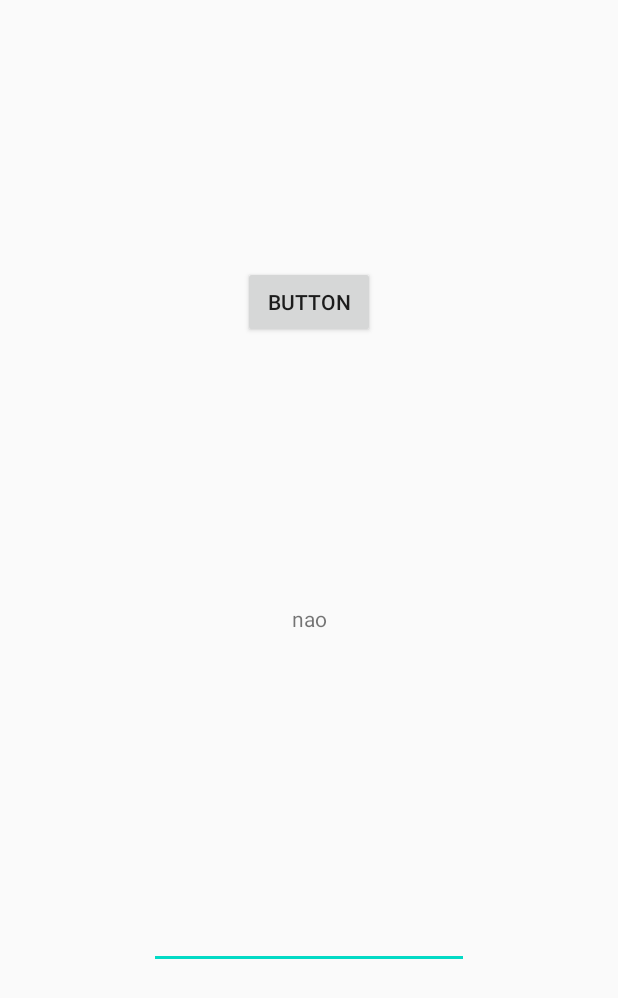
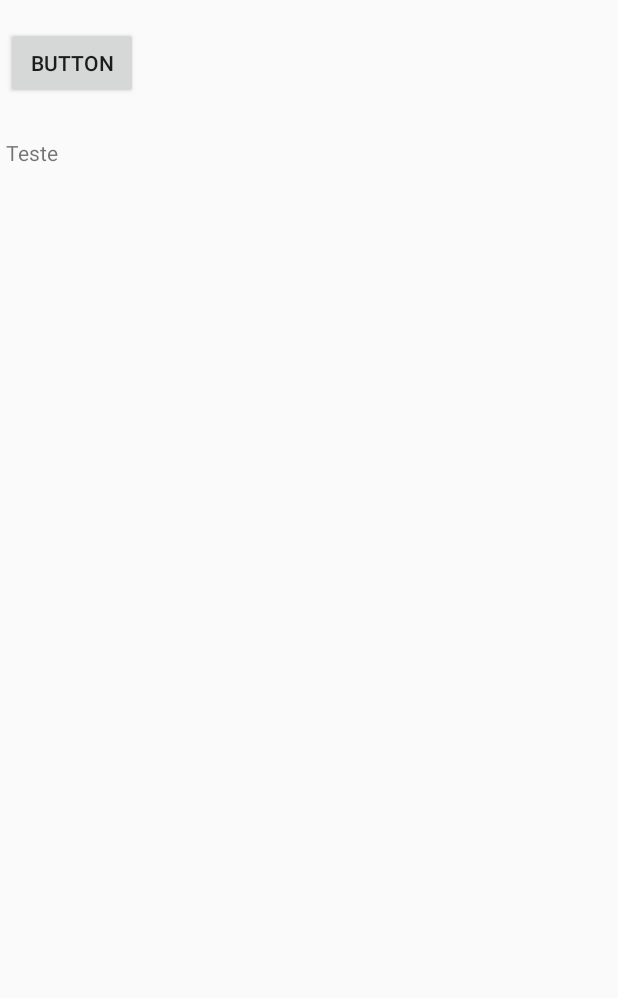
Before and after one commit to pipamata/Spread-the-TaC-News, an Android app: the layout activity_main.xml on its own in the app's theme, with its tools: preview values and no code run, on a phone screen of 412 x 824 dp. Shown: the top 998 px of the screen. Run offline under Robolectric (Android 15) with nearby library versions, the phone set to English and light mode, and no system bars.

```diff
--- a/app/src/main/res/layout/activity_main.xml
+++ b/app/src/main/res/layout/activity_main.xml
@@ -8,34 +8,26 @@
 
     <TextView
         android:id="@+id/textView"
-        android:layout_width="wrap_content"
-        android:layout_height="wrap_content"
-        android:text="nao"
+        android:layout_width="342dp"
+        android:layout_height="424dp"
+        android:text="Teste"
         app:layout_constraintBottom_toBottomOf="parent"
+        app:layout_constraintHorizontal_bias="0.057"
         app:layout_constraintLeft_toLeftOf="parent"
         app:layout_constraintRight_toRightOf="parent"
-        app:layout_constraintTop_toTopOf="parent" />
-
-    <EditText
-        android:id="@+id/editText"
-        android:layout_width="wrap_content"
-        android:layout_height="wrap_content"
-        android:ems="10"
-        android:inputType="textPersonName"
-        android:text=""
-        app:layout_constraintBottom_toBottomOf="parent"
-        app:layout_constraintEnd_toEndOf="parent"
-        app:layout_constraintStart_toStartOf="parent"
-        app:layout_constraintTop_toBottomOf="@+id/textView" />
+        app:layout_constraintTop_toBottomOf="@+id/button"
+        app:layout_constraintVertical_bias="0.078" />
 
     <Button
         android:id="@+id/button"
         android:layout_width="wrap_content"
         android:layout_height="wrap_content"
         android:text="Button"
-        app:layout_constraintBottom_toTopOf="@+id/textView"
+        app:layout_constraintBottom_toBottomOf="parent"
         app:layout_constraintEnd_toEndOf="parent"
+        app:layout_constraintHorizontal_bias="0.012"
         app:layout_constraintStart_toStartOf="parent"
-        app:layout_constraintTop_toTopOf="parent" />
+        app:layout_constraintTop_toTopOf="parent"
+        app:layout_constraintVertical_bias="0.023" />
 
 </androidx.constraintlayout.widget.ConstraintLayout>
```
Also changed, not shown: app/src/main/AndroidManifest.xml (+9 -3 lines), app/src/main/java/pt/ubi/di/pmd/spread_the_tac_news/FetchData.java (added, +69 -0 lines), app/src/main/java/pt/ubi/di/pmd/spread_the_tac_news/MainActivity.java (+45 -7 lines).
